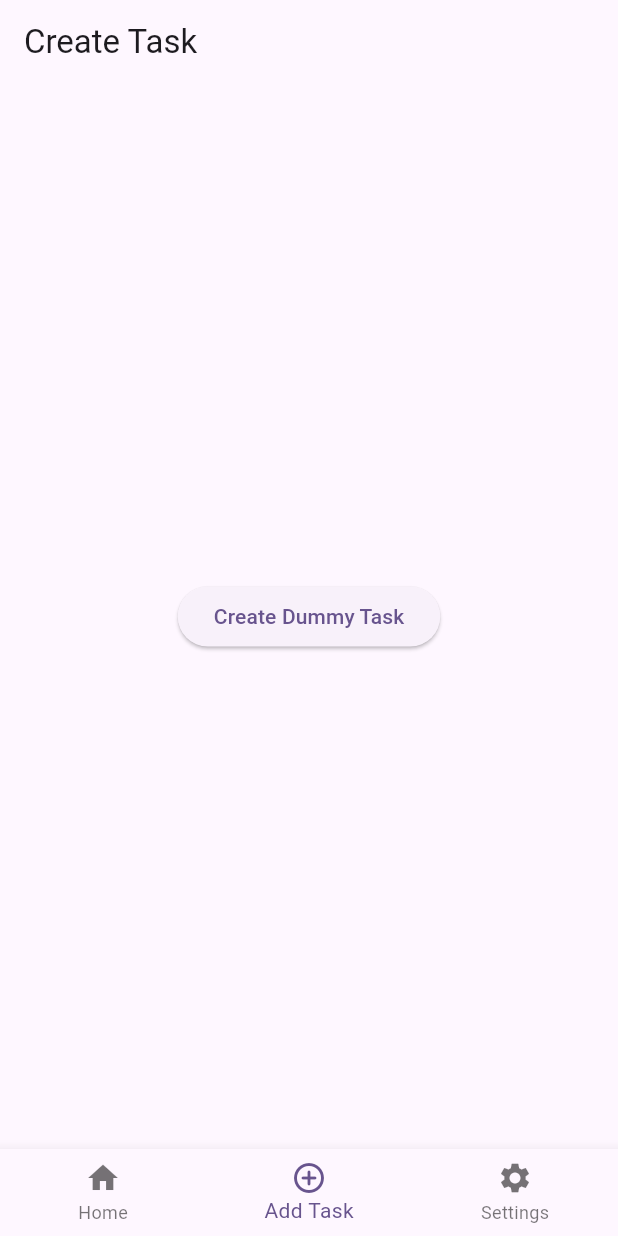
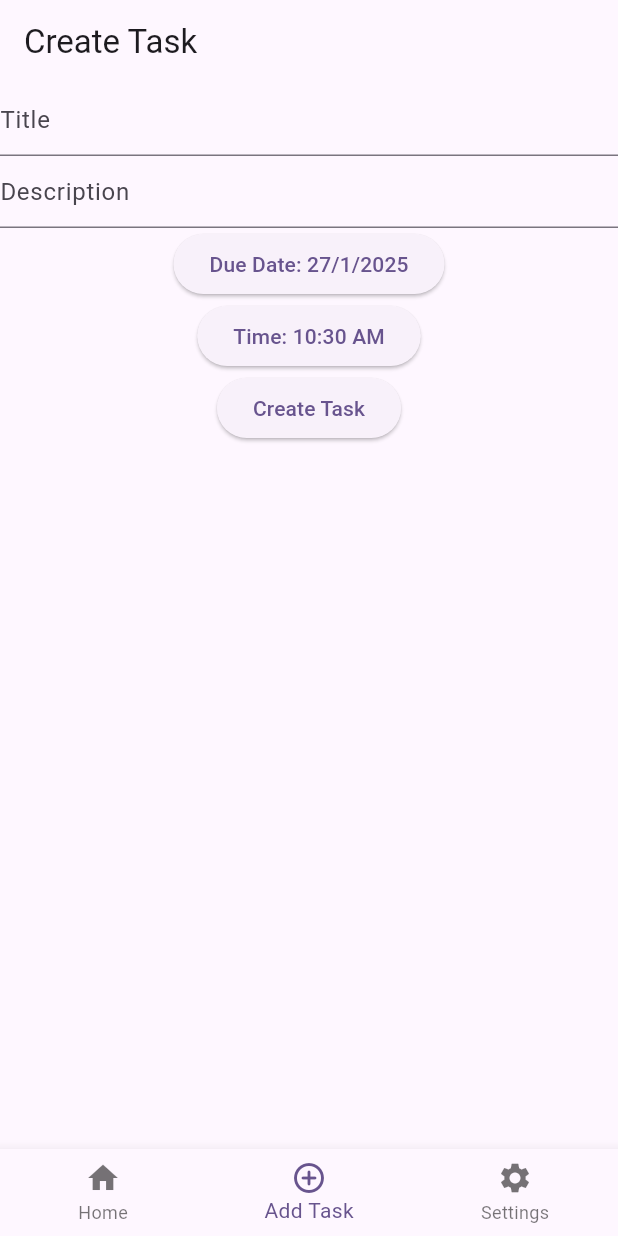
Before and after one commit to samuelalfito/to_do_app, a Flutter app: the screen it shows after launch, item 2 of the bottom bar chosen, on a phone screen of 412 x 824 dp. Run offline on Flutter 3.47's test engine with Material 3 defaults, Android fonts, the phone set to English and light mode, and no system bars.

Commit message:
feat: Add create task

```diff
--- a/lib/views/createtask/create_task_view.dart
+++ b/lib/views/createtask/create_task_view.dart
@@ -10,6 +10,11 @@ class CreateTaskView extends StatefulWidget {
 }
 
 class _CreateTaskViewState extends State<CreateTaskView> {
+  String title = '';
+  String description = '';
+  DateTime _selectedDate = DateTime.now();
+  TimeOfDay _selectedTime = TimeOfDay.now();
+
   @override
   Widget build(BuildContext context) {
     return Consumer(
@@ -17,21 +22,62 @@ class _CreateTaskViewState extends State<CreateTaskView> {
               appBar: AppBar(
                 title: const Text('Create Task'),
               ),
-              body: Center(
-                child: ElevatedButton(
+              body: Column(
+                children: [
+                  TextField(
+                    onChanged: (value) {
+                      title = value;
+                    },
+                    decoration: const InputDecoration(hintText: 'Title'),
+                  ),
+                  TextField(
+                    onChanged: (value) {
+                      description = value;
+                    },
+                    decoration: const InputDecoration(hintText: 'Description'),
+                  ),
+                  ElevatedButton(
+                      onPressed: () async {
+                        final DateTime? pickedDate = await showDatePicker(
+                          context: context,
+                          initialDate: _selectedDate,
+                          firstDate: DateTime(2021),
+                          lastDate: DateTime(DateTime.now().year + 5),
+                        );
+                        if (pickedDate != null && pickedDate != _selectedDate) {
+                          setState(() {
+                            _selectedDate = pickedDate;
+                          });
+                        }
+                      },
+                      child: Text(
+                          'Due Date: ${_selectedDate.day}/${_selectedDate.month}/${_selectedDate.year}')),
+                  ElevatedButton(
+                      onPressed: () async {
+                        final TimeOfDay? pickedTime = await showTimePicker(
+                            context: context, initialTime: TimeOfDay.now());
+                        if (pickedTime != null && pickedTime != _selectedTime) {
+                          setState(() {
+                            _selectedTime = pickedTime;
+                          });
+                        }
+                      },
+                      child: Text('Time: ${_selectedTime.format(context)}')),
+                  ElevatedButton(
                     onPressed: () {
                       final taskModel = context.read<TaskService>();
-                    // Adding a task with dummy data
                       taskModel.addTask(
                         TaskServiceItem(
-                        title: 'Dummy Task',
-                        description: 'This is a dummy task',
-                        dueDate: DateTime.now().toString()
+                          title: title,
+                          description: description,
+                          dueDate:
+                              '${_selectedDate.year}/${_selectedDate.month}/${_selectedDate.day} ${_selectedTime.format(context)}',
                         ),
                       );
                     },
-                  child: const Text('Create Dummy Task'),
+                    child: const Text('Create Task'),
                   ),
+                ],
               ),
             ));
   }
```
Lines whose indentation alone changed are shown as unchanged.
